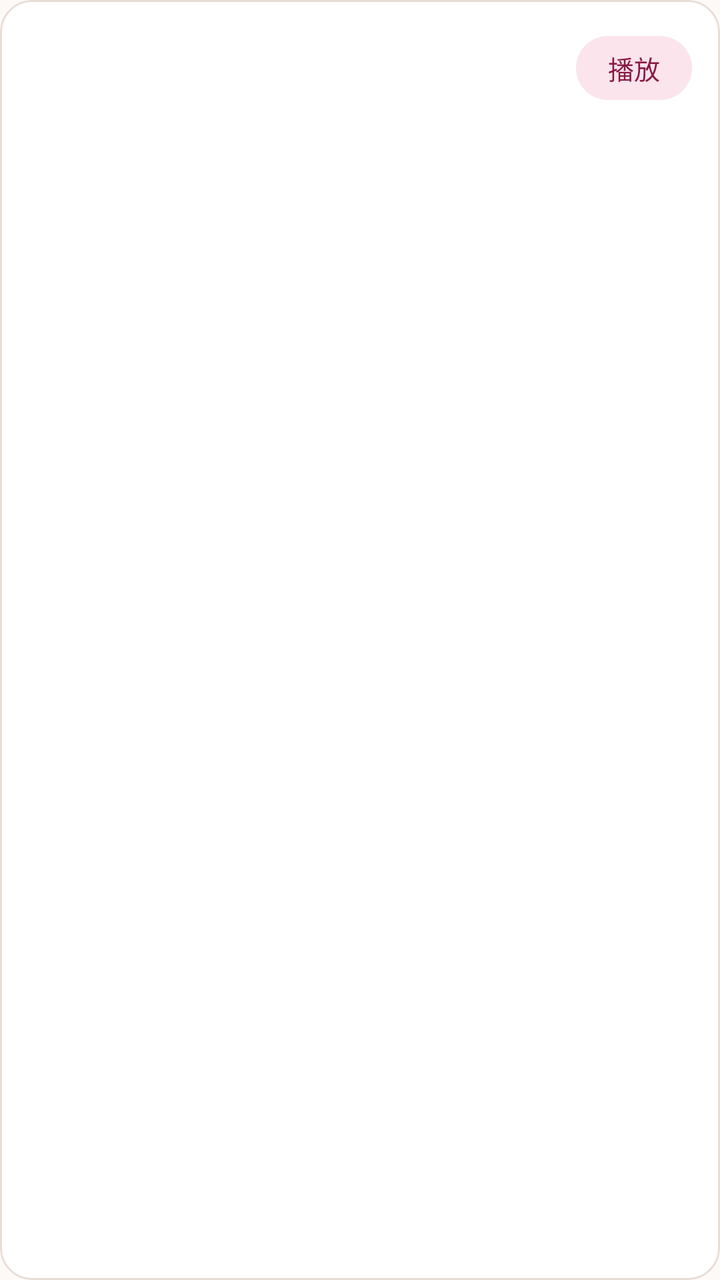
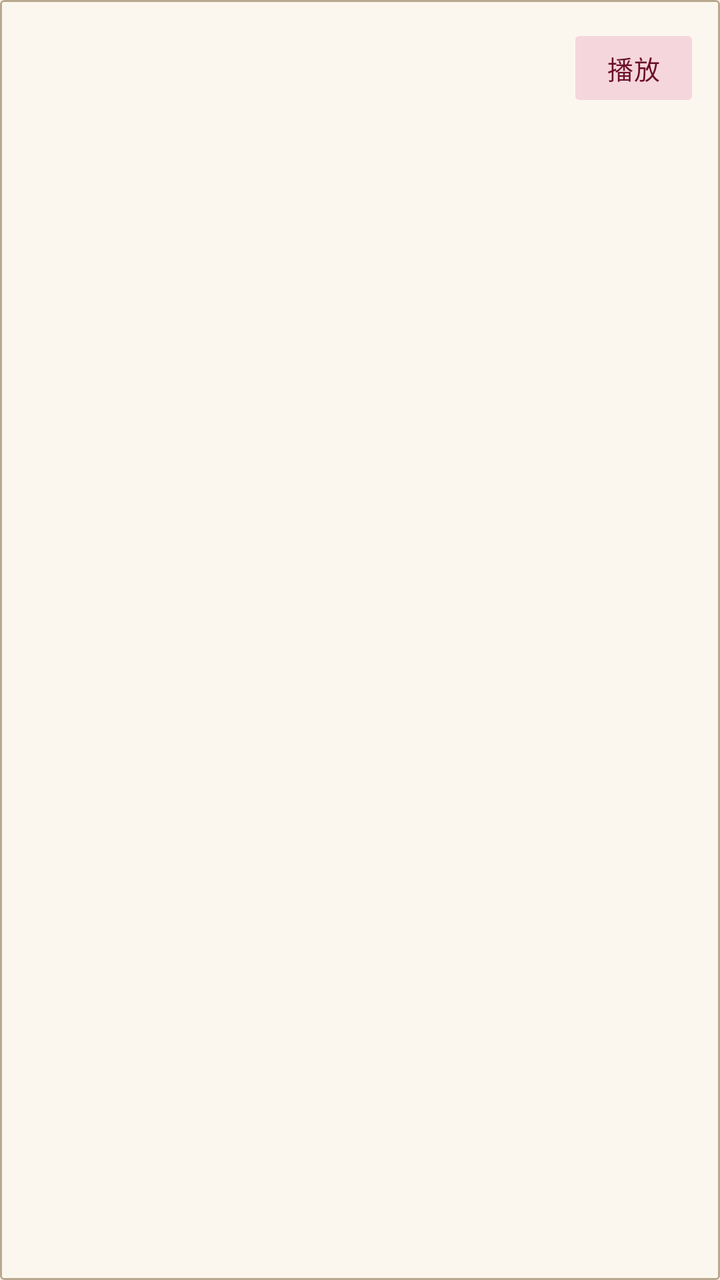

An Android layout rendered at two revisions. The XML below is the earlier revision; the diff shows what the commit changed to produce the second picture.
<!-- AndroidManifest.xml: application theme Theme.BiliDiy -->
<!-- res/layout/item_local_video.xml -->
<?xml version="1.0" encoding="utf-8"?>
<com.google.android.material.card.MaterialCardView xmlns:android="http://schemas.android.com/apk/res/android"
    xmlns:app="http://schemas.android.com/apk/res-auto"
    style="@style/Widget.BiliDiy.Card"
    android:layout_width="match_parent"
    android:layout_height="wrap_content"
    android:layout_marginBottom="8dp"
    app:cardCornerRadius="16dp">

    <LinearLayout
        android:layout_width="match_parent"
        android:layout_height="wrap_content"
        android:gravity="center_vertical"
        android:orientation="horizontal"
        android:padding="14dp">

        <LinearLayout
            android:layout_width="0dp"
            android:layout_height="wrap_content"
            android:layout_weight="1"
            android:orientation="vertical">

            <TextView
                android:id="@+id/tvName"
                android:layout_width="match_parent"
                android:layout_height="wrap_content"
                android:ellipsize="end"
                android:maxLines="2"
                android:textColor="@color/textMain"
                android:textSize="14sp"
                android:textStyle="bold" />

            <TextView
                android:id="@+id/tvMeta"
                android:layout_width="match_parent"
                android:layout_height="wrap_content"
                android:layout_marginTop="5dp"
                android:textColor="@color/textSecondary"
                android:textSize="11sp" />
        </LinearLayout>

        <com.google.android.material.button.MaterialButton
            android:id="@+id/btnPlayLocal"
            style="@style/Widget.BiliDiy.Button.Tonal"
            android:layout_width="wrap_content"
            android:layout_height="40dp"
            android:layout_marginStart="12dp"
            android:minWidth="0dp"
            android:paddingStart="16dp"
            android:paddingEnd="16dp"
            android:text="播放"
            android:textSize="13sp" />
    </LinearLayout>
</com.google.android.material.card.MaterialCardView>
<!-- resources referenced by this layout -->
<resources>
  <color name="textMain">#241F1D</color>
  <color name="textSecondary">#6B5D58</color>
  <style name="Widget.BiliDiy.Button.Tonal">
          <item name="android:textColor">@color/onPrimaryContainer</item>
          <item name="backgroundTint">@color/primaryContainer</item>
          <item name="strokeWidth">0dp</item>
          <item name="rippleColor">@color/primaryContainer</item>
      </style>
  <style name="Widget.BiliDiy.Card">
          <item name="cardBackgroundColor">@color/surface</item>
          <item name="cardCornerRadius">@dimen/radius_md</item>
          <item name="cardElevation">0dp</item>
          <item name="strokeWidth">@dimen/card_stroke</item>
          <item name="strokeColor">@color/line</item>
      </style>
  <style name="Theme.BiliDiy" parent="Theme.Material3.Light.NoActionBar">
          <item name="colorPrimary">@color/primary</item>
          <item name="colorOnPrimary">@color/onPrimary</item>
          <item name="colorPrimaryContainer">@color/primaryContainer</item>
          <item name="colorOnPrimaryContainer">@color/onPrimaryContainer</item>
  
          <item name="colorSecondary">@color/peach</item>
          <item name="colorOnSecondary">@color/onPrimary</item>
          <item name="colorSecondaryContainer">@color/primaryContainer</item>
          <item name="colorOnSecondaryContainer">@color/onPrimaryContainer</item>
          <item name="colorTertiary">@color/ok</item>
          <item name="colorOnTertiary">@color/onPrimary</item>
  
          <item name="colorSurface">@color/surface</item>
          <item name="colorOnSurface">@color/textMain</item>
          <item name="colorSurfaceVariant">@color/surfaceContainer</item>
          <item name="colorOnSurfaceVariant">@color/textSecondary</item>
          <item name="colorSurfaceContainer">@color/surfaceContainer</item>
          <item name="colorSurfaceContainerHigh">@color/surfaceContainerHigh</item>
          <item name="colorSurfaceContainerHighest">@color/surfaceContainerHigh</item>
          <item name="colorOutline">@color/line</item>
          <item name="colorOutlineVariant">@color/line</item>
          <item name="colorError">@color/bad</item>
          <item name="colorOnError">@color/onPrimary</item>
  
          <item name="android:windowBackground">@color/bg</item>
          <item name="android:statusBarColor">@android:color/transparent</item>
          <item name="android:navigationBarColor">@android:color/transparent</item>
          <item name="android:windowLightStatusBar">true</item>
          <item name="android:windowLightNavigationBar">true</item>
          <item name="android:forceDarkAllowed">false</item>
          <item name="android:windowNoTitle">true</item>
          <item name="materialAlertDialogTheme">@style/ThemeOverlay.Material3.MaterialAlertDialog</item>
          <item name="alertDialogTheme">@style/ThemeOverlay.Material3.MaterialAlertDialog</item>
      </style>
  <color name="onPrimaryContainer">#8A1A44</color>
  <color name="primaryContainer">#FBE4EB</color>
  <color name="surface">#FFFFFF</color>
  <dimen name="radius_md">16dp</dimen>
  <dimen name="card_stroke">1dp</dimen>
  <color name="line">#E8DCD6</color>
  <color name="primary">#C0265C</color>
  <color name="onPrimary">#FFFFFF</color>
  <color name="peach">#8A6A12</color>
  <color name="ok">#2E7D48</color>
  <color name="surfaceContainer">#F6EFEC</color>
  <color name="surfaceContainerHigh">#EFE5E1</color>
  <color name="bad">#C0392B</color>
  <color name="bg">#FDF9F7</color>
</resources>

<!-- the commit's change to res/layout/item_local_video.xml (unified diff, before → after) -->
@@ -5,7 +5,7 @@
     android:layout_width="match_parent"
     android:layout_height="wrap_content"
     android:layout_marginBottom="8dp"
-    app:cardCornerRadius="16dp">
+    app:cardCornerRadius="2dp">
 
     <LinearLayout
         android:layout_width="match_parent"
<!-- resource entries referenced after the edit -->
@@ -1,7 +1,7 @@
 <!-- resources referenced by this layout -->
 <resources>
-  <color name="textMain">#241F1D</color>
-  <color name="textSecondary">#6B5D58</color>
+  <color name="textMain">#17120D</color>
+  <color name="textSecondary">#574C3F</color>
   <style name="Widget.BiliDiy.Button.Tonal">
           <item name="android:textColor">@color/onPrimaryContainer</item>
           <item name="backgroundTint">@color/primaryContainer</item>
@@ -10,7 +10,7 @@
       </style>
   <style name="Widget.BiliDiy.Card">
           <item name="cardBackgroundColor">@color/surface</item>
-          <item name="cardCornerRadius">@dimen/radius_md</item>
+          <item name="cardCornerRadius">2dp</item>
           <item name="cardElevation">0dp</item>
           <item name="strokeWidth">@dimen/card_stroke</item>
           <item name="strokeColor">@color/line</item>
@@ -50,19 +50,18 @@
           <item name="materialAlertDialogTheme">@style/ThemeOverlay.Material3.MaterialAlertDialog</item>
           <item name="alertDialogTheme">@style/ThemeOverlay.Material3.MaterialAlertDialog</item>
       </style>
-  <color name="onPrimaryContainer">#8A1A44</color>
-  <color name="primaryContainer">#FBE4EB</color>
-  <color name="surface">#FFFFFF</color>
-  <dimen name="radius_md">16dp</dimen>
+  <color name="onPrimaryContainer">#6B0F27</color>
+  <color name="primaryContainer">#F5D6DD</color>
+  <color name="surface">#FCF7EE</color>
   <dimen name="card_stroke">1dp</dimen>
-  <color name="line">#E8DCD6</color>
-  <color name="primary">#C0265C</color>
-  <color name="onPrimary">#FFFFFF</color>
-  <color name="peach">#8A6A12</color>
-  <color name="ok">#2E7D48</color>
-  <color name="surfaceContainer">#F6EFEC</color>
-  <color name="surfaceContainerHigh">#EFE5E1</color>
-  <color name="bad">#C0392B</color>
-  <color name="bg">#FDF9F7</color>
+  <color name="line">#B9A88F</color>
+  <color name="primary">#9C1B3B</color>
+  <color name="onPrimary">#FFF8EE</color>
+  <color name="peach">#8A5A00</color>
+  <color name="ok">#2E6B49</color>
+  <color name="surfaceContainer">#E8DECD</color>
+  <color name="surfaceContainerHigh">#DCD0BC</color>
+  <color name="bad">#A2261D</color>
+  <color name="bg">#F5EFE3</color>
 </resources>
 
